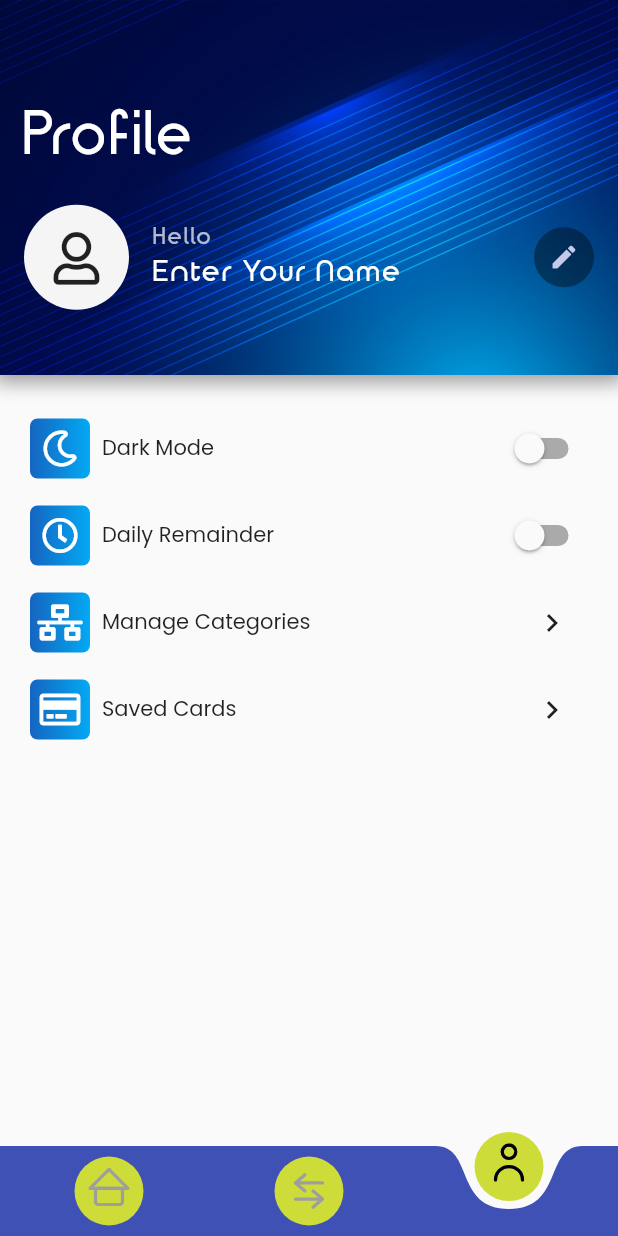
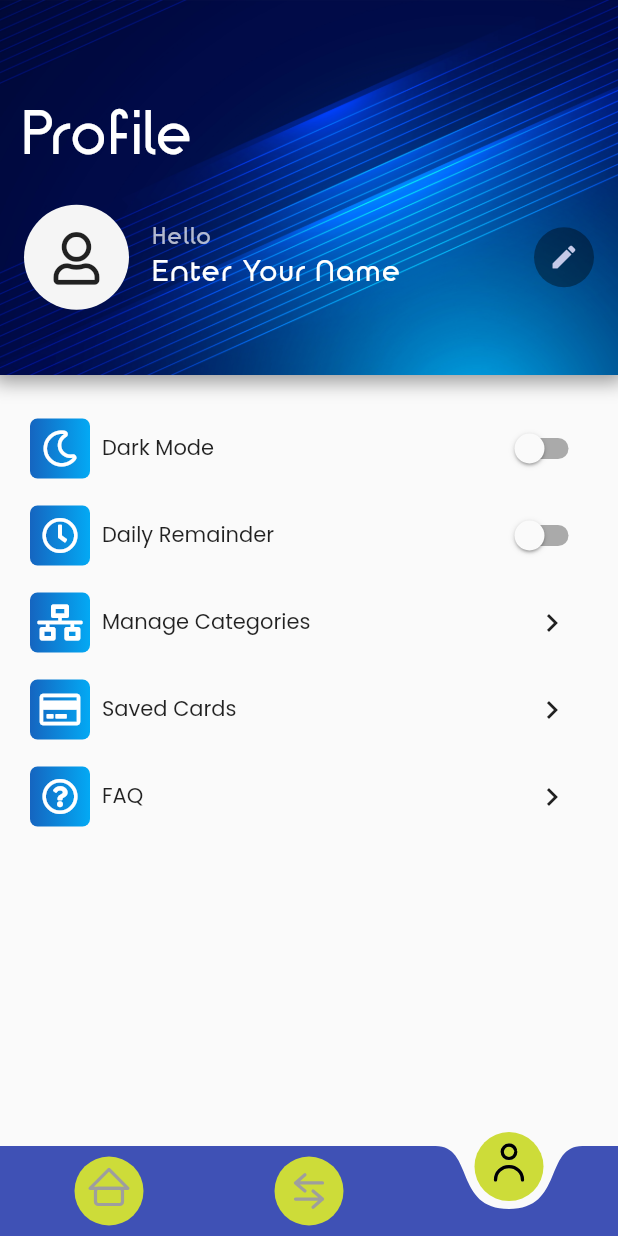
Before and after one commit to aman1210/FlutterExpenseTracker, a Flutter app: the screen it shows after launch, item 3 of the bottom bar chosen, on a phone screen of 412 x 824 dp. Run offline on Flutter 3.47's test engine with Material 2 defaults, Android fonts, the phone set to English and light mode, and no system bars; our stand-ins replace flutter_local_notifications, font_awesome_flutter, image_picker, lottie, shared_preferences, sqflite and 2 more; missing offline and left inert: credit_card_slider, firebase_admob; accounts and stored records are empty.

Commit message:
finishing notifcation and adding faq

```diff
--- a/lib/screens/profilePage.dart
+++ b/lib/screens/profilePage.dart
@@ -1,4 +1,5 @@
 import 'package:expenseTracker/Provider/ad_service.dart';
+import 'package:expenseTracker/screens/faqScreen.dart';
 import 'package:expenseTracker/widgets/profilePage/remainderSwitch.dart';
 import 'package:firebase_admob/firebase_admob.dart';
 import 'package:flutter/material.dart';
@@ -88,7 +89,7 @@ class _ProfilePageState extends State<ProfilePage> {
                         MaterialPageRoute(
                           builder: (context) => ManageCategories(),
                         ),
-                      ).then((value) => AdMobService.showBannerAd());
+                      );
                     },
                   )),
                 ],
@@ -144,9 +145,64 @@ class _ProfilePageState extends State<ProfilePage> {
                         MaterialPageRoute(
                           builder: (context) => SavedCard(),
                         ),
-                      ).then((value) => AdMobService.showBannerAd());
+                      );
                     },
                   )),
+                ],
+              ),
+            ),
+          ),
+          GestureDetector(
+            onTap: () {
+              Navigator.push(
+                context,
+                MaterialPageRoute(
+                  builder: (context) => FAQScreen(),
+                ),
+              );
+            },
+            child: Container(
+              padding: const EdgeInsets.symmetric(horizontal: 20, vertical: 5),
+              child: Row(
+                mainAxisAlignment: MainAxisAlignment.spaceBetween,
+                children: [
+                  Container(
+                    height: 40,
+                    width: 40,
+                    child: Icon(
+                      FontAwesomeIcons.questionCircle,
+                      color: Colors.white,
+                    ),
+                    decoration: BoxDecoration(
+                        gradient: LinearGradient(
+                          begin: Alignment.centerRight,
+                          end: Alignment.centerLeft,
+                          colors: [Colors.lightBlue, Colors.blue[800]],
+                        ),
+                        borderRadius: BorderRadius.circular(5)),
+                  ),
+                  Expanded(
+                    child: Padding(
+                      padding: const EdgeInsets.all(8.0),
+                      child: Text(
+                        'FAQ',
+                        textAlign: TextAlign.start,
+                      ),
+                    ),
+                  ),
+                  Container(
+                    child: IconButton(
+                      icon: Icon(Icons.chevron_right),
+                      onPressed: () {
+                        Navigator.push(
+                          context,
+                          MaterialPageRoute(
+                            builder: (context) => FAQScreen(),
+                          ),
+                        );
+                      },
+                    ),
+                  ),
                 ],
               ),
             ),
--- a/lib/widgets/fluidNavBar/fluid_nav_bar.dart
+++ b/lib/widgets/fluidNavBar/fluid_nav_bar.dart
@@ -142,9 +142,9 @@ class _FluidNavBarState extends State<FluidNavBar>
 
     setState(() {
       _selectedIndex = index;
-      if (_selectedIndex != 2 && AdMobService.profilePageAd != null) {
-        AdMobService.hideBannerAd();
-      }
+      // if (_selectedIndex != 2 && AdMobService.profilePageAd != null) {
+      //   AdMobService.hideBannerAd();
+      // }
     });
 
     _yController.value = 1.0;
--- a/lib/widgets/profilePage/remainderSwitch.dart
+++ b/lib/widgets/profilePage/remainderSwitch.dart
@@ -1,10 +1,10 @@
-import 'package:expenseTracker/Provider/profileProvider.dart';
 import 'package:flutter/material.dart';
 import 'package:flutter_local_notifications/flutter_local_notifications.dart';
 import 'package:font_awesome_flutter/font_awesome_flutter.dart';
 import 'package:provider/provider.dart';
 import 'package:timezone/data/latest.dart' as tz;
 import 'package:timezone/timezone.dart' as tz;
+import 'package:expenseTracker/Provider/profileProvider.dart';
 
 class RemainderSwitch extends StatefulWidget {
   @override
@@ -13,7 +13,7 @@ class RemainderSwitch extends StatefulWidget {
 
 class _RemainderSwitchState extends State<RemainderSwitch> {
   bool val = false;
-  TimeOfDay time = TimeOfDay.now();
+  TimeOfDay time = TimeOfDay(hour: 22, minute: 00);
 
   FlutterLocalNotificationsPlugin flutterLocalNotificationsPlugin =
       new FlutterLocalNotificationsPlugin();
@@ -49,7 +49,9 @@ class _RemainderSwitchState extends State<RemainderSwitch> {
     super.initState();
     var provider = Provider.of<ProfileProvider>(context, listen: false);
     val = provider.showNoti;
-    if (provider.time != '') {
+    tz.initializeTimeZones();
+    tz.setLocalLocation(tz.getLocation('Asia/Kolkata'));
+    if (provider.time != '' && provider.time != null) {
       var date = tz.TZDateTime.parse(tz.local, provider.time);
 
       time = TimeOfDay(hour: date.hour, minute: date.minute);
@@ -103,7 +105,7 @@ class _RemainderSwitchState extends State<RemainderSwitch> {
                   if (value == true) {
                     newtime = await showTimePicker(
                       context: context,
-                      initialTime: TimeOfDay.now(),
+                      initialTime: TimeOfDay(hour: 22, minute: 0),
                     );
 
                     showNotification('${newtime.hour} ${newtime.minute}');
--- a/lib/widgets/transactionPage/categoryPicker.dart
+++ b/lib/widgets/transactionPage/categoryPicker.dart
@@ -153,7 +153,7 @@ class _CategoryPickerState extends State<CategoryPicker> {
 
         AnimatedContainer(
           duration: Duration(milliseconds: 300),
-          height: visible ? 70 : 0,
+          height: visible ? 110 : 0,
           child: CustomCategoryTitle(
             name: widget.name,
             green: widget.green,
```
Also changed, not shown: lib/screens/faqScreen.dart (added, +79 -0 lines), lib/widgets/profilePage/header.dart (+5 -7 lines), lib/widgets/transactionPage/customCategoryTitle.dart (+15 -2 lines).
